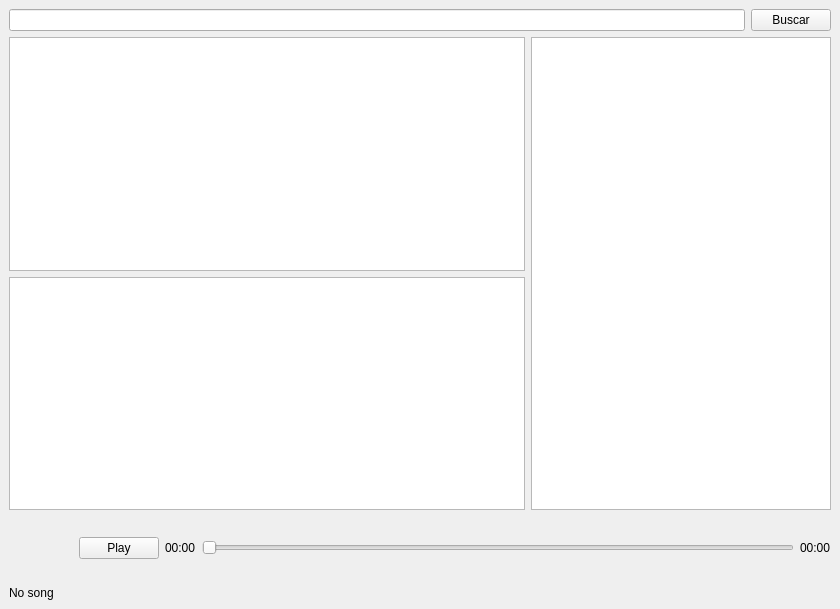
Qt form mainwindow.ui (wseabra/SpotifySamplePlayer) before a commit.
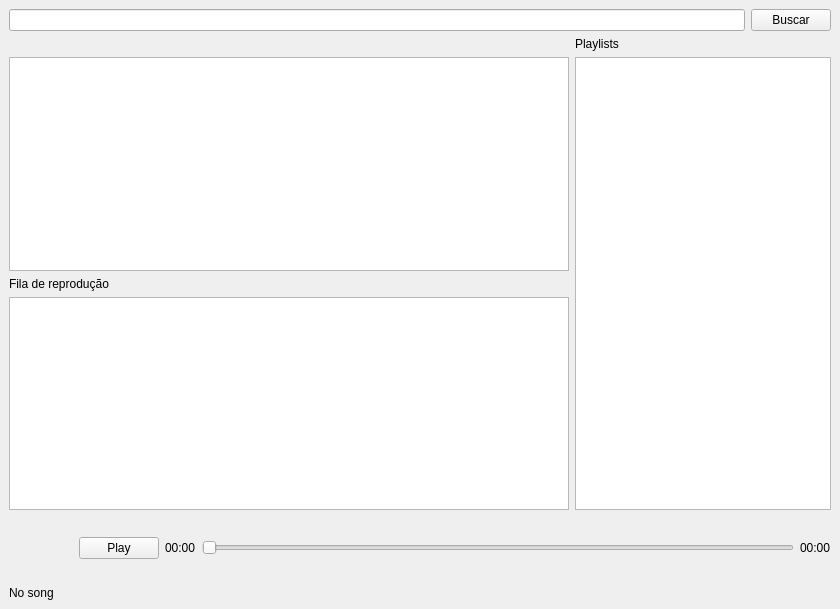
The same form after that commit.

Commit message: Added playlists functionality - Application auto loads playlists saved offline - Loaded playlists open on the Explore panel (same panel as search result) - User is able to add pĺaylist to the queue or reproduce it directly - Its possible to create playlists from the queue - Its possible to delete playlists - Created constants.h with strings, json fields and typedefs important to the application

What changed in the file:
```diff
--- a/mainwindow.ui
+++ b/mainwindow.ui
@@ -39,6 +39,13 @@
      <layout class="QHBoxLayout" name="PanelsBox">
       <item>
        <layout class="QVBoxLayout" name="verticalLayout">
+        <item>
+         <widget class="QLabel" name="ExploreLabel">
+          <property name="text">
+           <string/>
+          </property>
+         </widget>
+        </item>
         <item>
          <widget class="QListWidget" name="ExploreView">
           <property name="contextMenuPolicy">
@@ -46,6 +53,13 @@
           </property>
          </widget>
         </item>
+        <item>
+         <widget class="QLabel" name="QueueLabel">
+          <property name="text">
+           <string>Fila de reprodução</string>
+          </property>
+         </widget>
+        </item>
         <item>
          <widget class="QListWidget" name="QueueView">
           <property name="contextMenuPolicy">
@@ -56,6 +70,15 @@
        </layout>
       </item>
       <item>
+       <layout class="QVBoxLayout" name="verticalLayout_3">
+        <item>
+         <widget class="QLabel" name="PlaylistsLabel">
+          <property name="text">
+           <string>Playlists</string>
+          </property>
+         </widget>
+        </item>
+        <item alignment="Qt::AlignRight">
        <widget class="QListWidget" name="PlaylistsView">
         <property name="maximumSize">
          <size>
@@ -63,7 +86,12 @@
           <height>16777215</height>
          </size>
         </property>
-       </widget>
+          <property name="contextMenuPolicy">
+           <enum>Qt::CustomContextMenu</enum>
+          </property>
+         </widget>
+        </item>
+       </layout>
       </item>
      </layout>
     </item>
```
Lines whose indentation alone changed are shown as unchanged. The commit also changes 9 other files.
